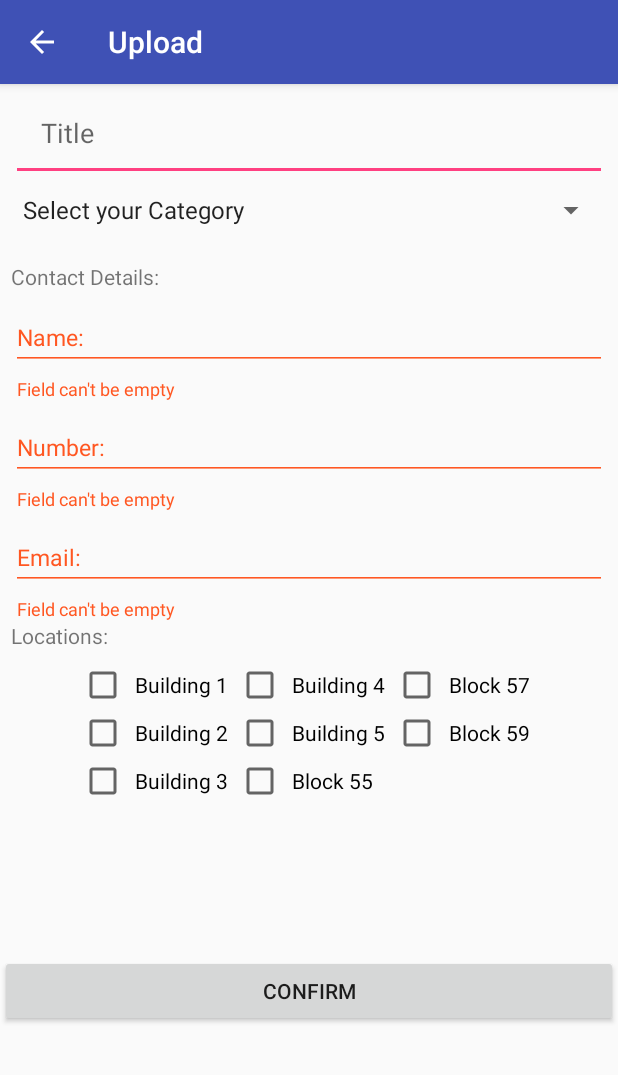
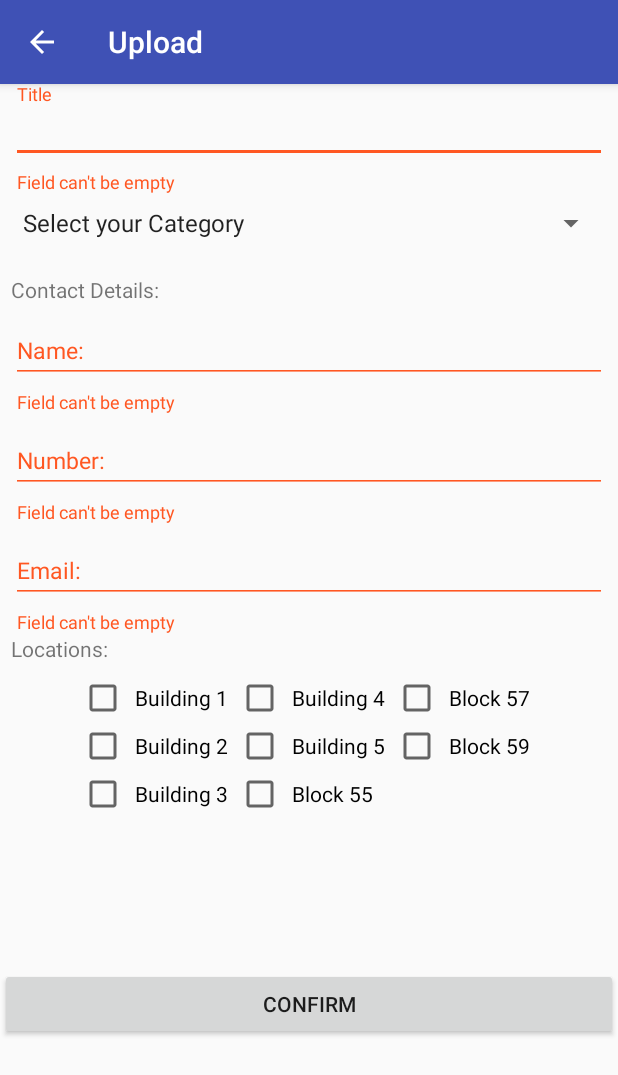
Before and after one commit to SarthakG16/50001_1D, an Android app: the UploadActivity screen opened directly, with no data from a screen before it, after a tap on "CONFIRM", on a phone screen of 412 x 824 dp. Shown: the top 1075 px of the screen. Run offline under Robolectric (Android 15) with nearby library versions, the phone set to English and light mode, and no system bars.

Commit message:
Changed title to floating text

```diff
--- a/SmartMirrorApp/app/src/main/java/com/example/sarth/smartmirrorapp/UploadActivity.java
+++ b/SmartMirrorApp/app/src/main/java/com/example/sarth/smartmirrorapp/UploadActivity.java
@@ -21,7 +21,6 @@ import java.util.List;
 public class UploadActivity extends AppCompatActivity{
 
     private Spinner spinner_categories;
-    private EditText titleInput;
     private CheckBox location_1;
     private CheckBox location_2;
     private CheckBox location_3;
@@ -30,6 +29,7 @@ public class UploadActivity extends AppCompatActivity{
     private CheckBox location_6;
     private CheckBox location_7;
     private CheckBox location_8;
+    private TextInputLayout titleInput;
     private TextInputLayout contact_name;
     private TextInputLayout contact_number;
     private TextInputLayout contact_email;
@@ -47,7 +47,9 @@ public class UploadActivity extends AppCompatActivity{
         setContentView(R.layout.activity_upload);
         //Instantiating all the widgets
         spinner_categories = findViewById(R.id.spinner_categories);
+
         titleInput =findViewById(R.id.upload_title);
+
         location_1 = findViewById(R.id.upload_building_1);
         location_2 = findViewById(R.id.upload_building_2);
         location_3 = findViewById(R.id.upload_building_3);
@@ -86,10 +88,11 @@ public class UploadActivity extends AppCompatActivity{
                 boolean name_correct = validate(contact_name);
                 boolean number_correct =validate(contact_number);
                 boolean email_correct = validate(contact_email);
+                boolean title_correct = validate(titleInput);
 
                 category = spinner_categories.getSelectedItem().toString();
-                title = titleInput.getText().toString();
-                if(title.equals("")) { //If no title is specified
+
+                if(!title_correct) { //If no title is specified
                     Toast.makeText(UploadActivity.this, "Please Specify a Title.", Toast.LENGTH_LONG).show();
                     return;
                 }
--- a/SmartMirrorApp/app/src/main/res/layout/activity_upload.xml
+++ b/SmartMirrorApp/app/src/main/res/layout/activity_upload.xml
@@ -14,8 +14,26 @@
     android:layout_height="wrap_content"
     tools:context=".UploadActivity"
     >
+    <android.support.design.widget.TextInputLayout
+        android:layout_marginLeft="7dp"
+        android:layout_marginRight="7dp"
+        android:id="@+id/upload_title"
+        android:layout_width="match_parent"
+        android:layout_height="wrap_content"
+        app:errorEnabled="true">
+
+        <android.support.design.widget.TextInputEditText
+            android:layout_width="match_parent"
+            android:layout_height="wrap_content"
+            android:hint="@string/title"
+            android:textSize="15sp"
+            android:inputType="text" />
+
+    </android.support.design.widget.TextInputLayout>
 
 
+
+<!--
     <EditText
         android:id="@+id/upload_title"
         android:layout_width="match_parent"
@@ -24,7 +42,7 @@
         android:layout_marginLeft="7dp"
         android:layout_marginRight="7dp"
         android:padding="20dp"
-        android:inputType="text" />
+        android:inputType="text" />-->
 
     <Spinner
         android:layout_margin="7dp"
```
